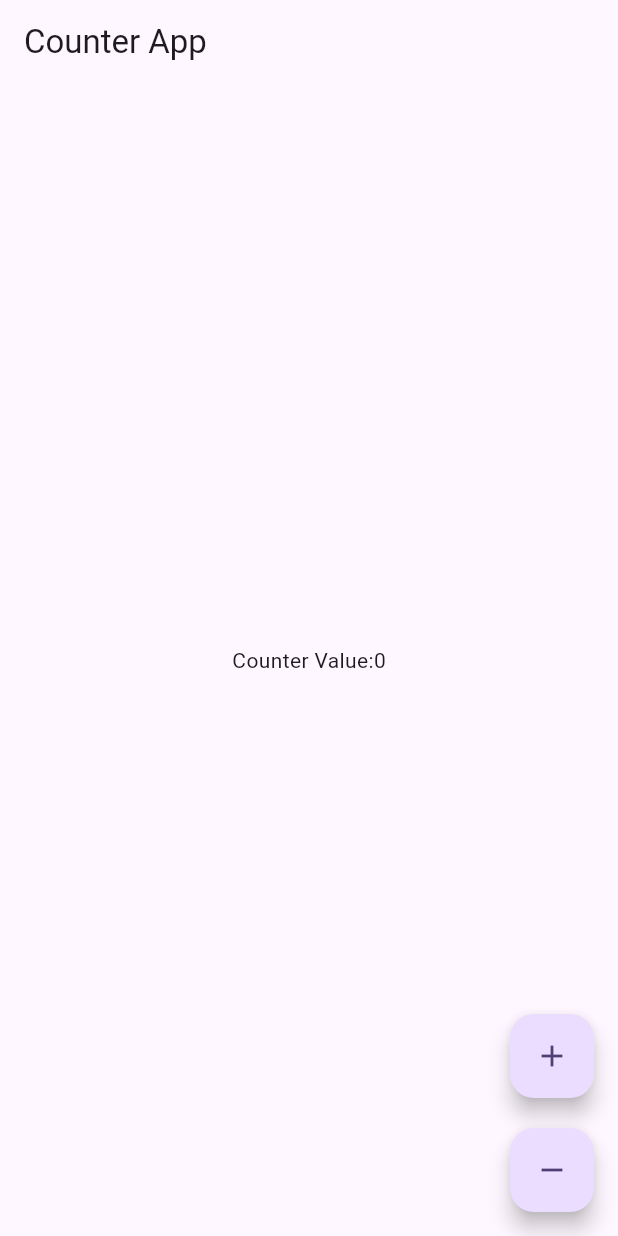
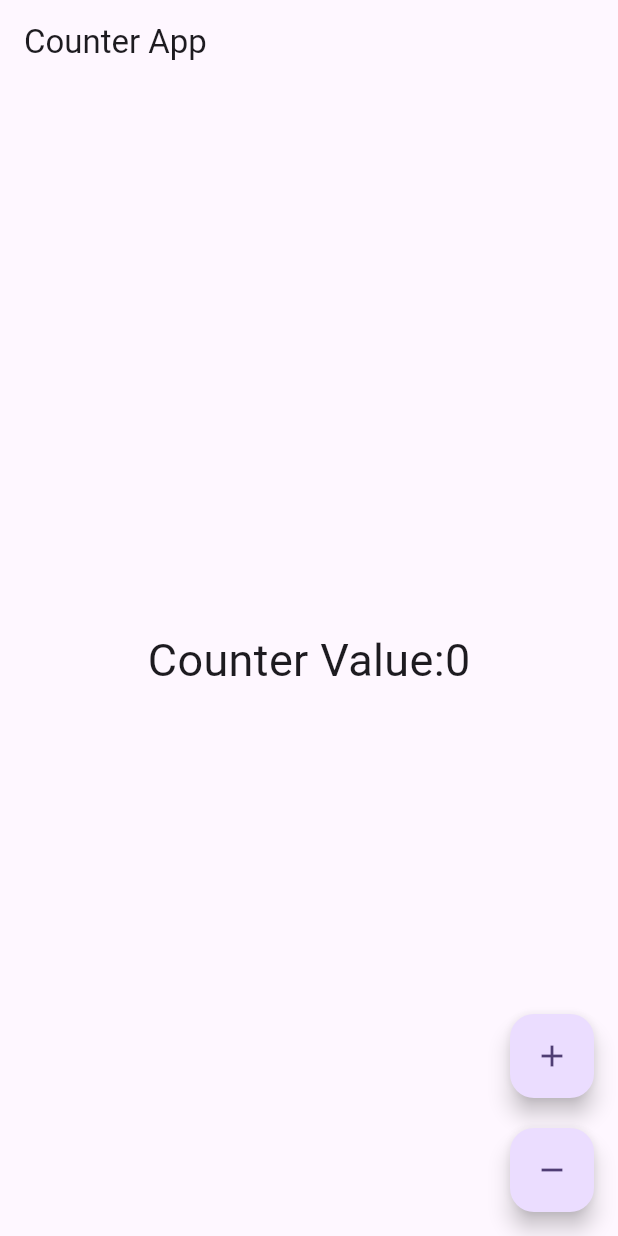
Before and after one commit to DilshanDe/Counter-App, a Flutter app: the screen it shows after launch, on a phone screen of 412 x 824 dp. Run offline on Flutter 3.47's test engine with Material 3 defaults, Android fonts, the phone set to English and light mode, and no system bars; our stand-ins replace flutter_bloc.

Commit message:
Update counter_screen.dart

```diff
--- a/lib/counter_screen.dart
+++ b/lib/counter_screen.dart
@@ -26,7 +26,9 @@ class _CounterScreenState extends State<CounterScreen> {
           ),
           SizedBox(height: 20),
           FloatingActionButton(
-            onPressed: () {},
+            onPressed: () {
+              context.read<CounterBloc>().add(DecrementEvent());
+            },
             child: Icon(Icons.remove),
           )
         ],
@@ -36,7 +38,10 @@ class _CounterScreenState extends State<CounterScreen> {
       ),
       body: Center(child:
           BlocBuilder<CounterBloc, CounterState>(builder: (context, state) {
-        return Text("Counter Value:${state.count}");
+        return Text(
+          "Counter Value:${state.count}",
+          style: TextStyle(fontSize: 30),
+        );
       })),
     );
   }
```
